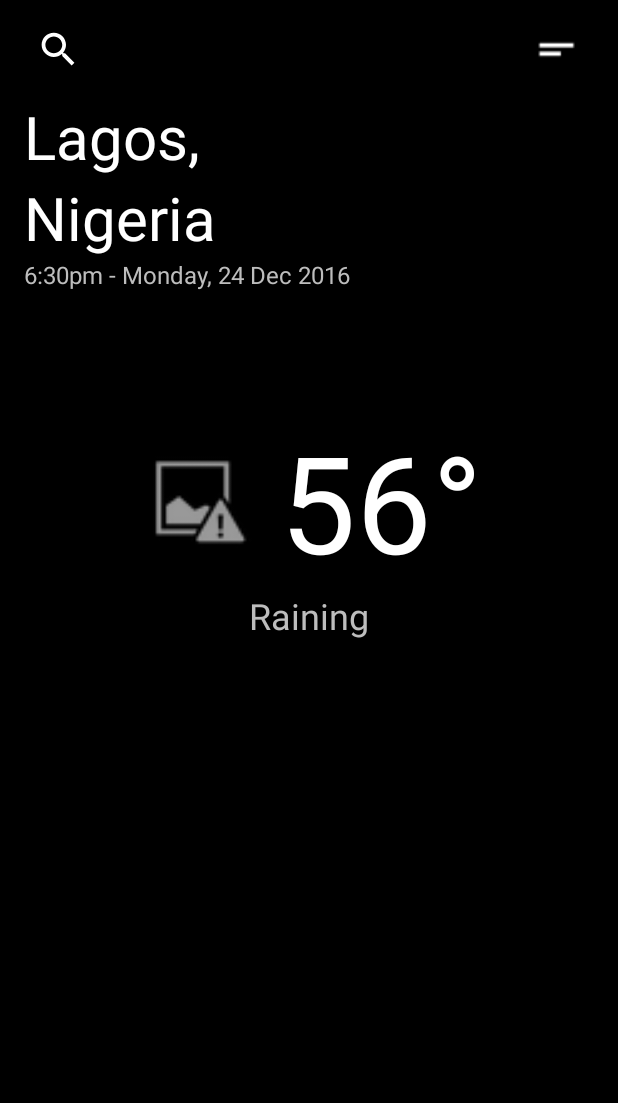
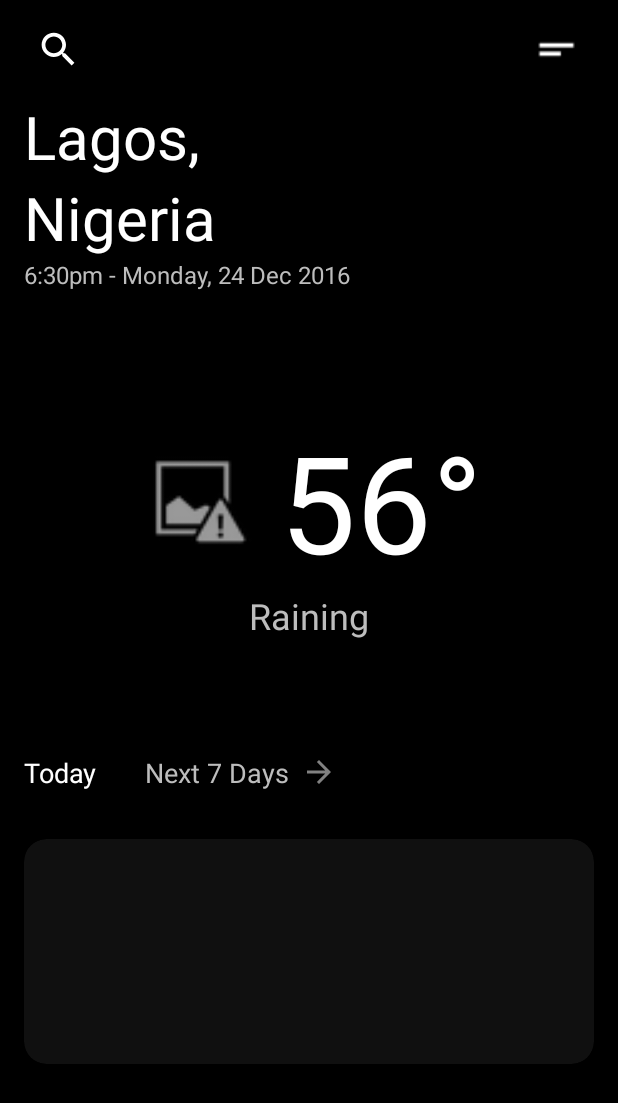
Before and after one commit to Czeach/WeatherApp-kotlin, an Android app: the screen it shows after launch (MainActivity), on a phone screen of 412 x 824 dp. Shown: the top 1103 px of the screen. Run offline under Robolectric (Android 15) with nearby library versions, the phone set to English and light mode, and no system bars; our stand-ins replace navigation-ui; 1 statement that could not run was skipped.

Commit message:
still on UI

```diff
--- a/app/src/main/java/com/example/android/weatherapp/MainActivity.kt
+++ b/app/src/main/java/com/example/android/weatherapp/MainActivity.kt
@@ -11,15 +11,15 @@ import kotlinx.android.synthetic.main.weather_fragment.*
 
 class MainActivity : AppCompatActivity() {
 
-//    private lateinit var navController: NavController
+    private lateinit var navController: NavController
 
     override fun onCreate(savedInstanceState: Bundle?) {
         super.onCreate(savedInstanceState)
         setContentView(R.layout.activity_main)
         setSupportActionBar(toolbar_layout)
 
-//        navController = Navigation.findNavController(this, R.id.nav_host_fragment)
+        navController = Navigation.findNavController(this, R.id.nav_host_fragment)
 //        toolbar_layout?.setupWithNavController(navController)
-//        NavigationUI.setupActionBarWithNavController(this, navController)
+        NavigationUI.setupActionBarWithNavController(this, navController)
     }
 }
--- a/app/src/main/java/com/example/android/weatherapp/current/CurrentViewModel.kt
+++ b/app/src/main/java/com/example/android/weatherapp/ui/current/CurrentViewModel.kt
@@ -1,4 +1,4 @@
-package com.example.android.weatherapp.current
+package com.example.android.weatherapp.ui.current
 
 import androidx.lifecycle.ViewModel
 
--- a/app/src/main/java/com/example/android/weatherapp/future/FutureViewModel.kt
+++ b/app/src/main/java/com/example/android/weatherapp/ui/future/FutureViewModel.kt
@@ -1,4 +1,4 @@
-package com.example.android.weatherapp.future
+package com.example.android.weatherapp.ui.future
 
 import androidx.lifecycle.ViewModel
 
--- /dev/null
+++ b/app/src/main/res/drawable/ic_arrow_forward_black_24dp.xml
@@ -0,0 +1,5 @@
+<vector android:alpha="0.99" android:height="24dp"
+    android:tint="#838383" android:viewportHeight="24.0"
+    android:viewportWidth="24.0" android:width="24dp" xmlns:android="http://schemas.android.com/apk/res/android">
+    <path android:fillColor="#FF000000" android:pathData="M12,4l-1.41,1.41L16.17,11H4v2h12.17l-5.58,5.59L12,20l8,-8z"/>
+</vector>
--- a/app/src/main/res/layout/weather_fragment.xml
+++ b/app/src/main/res/layout/weather_fragment.xml
@@ -6,7 +6,7 @@
     android:layout_width="match_parent"
     android:layout_height="match_parent"
     android:background="@android:color/background_dark"
-    tools:context=".current.CurrentFragment">
+    tools:context=".ui.current.CurrentFragment">
 
     <include
         android:id="@+id/toolbar"
@@ -114,4 +114,46 @@
 
     </FrameLayout>
 
+
+    <TextView
+        android:id="@+id/textView5"
+        android:layout_width="wrap_content"
+        android:layout_height="wrap_content"
+        android:layout_marginTop="60dp"
+        android:text="Today"
+        android:textColor="@color/primary"
+        android:textSize="18sp"
+        android:background="?android:selectableItemBackground"
+        app:layout_constraintStart_toStartOf="@+id/textView"
+        app:layout_constraintTop_toBottomOf="@+id/frameLayout" />
+
+    <TextView
+        android:id="@+id/textView7"
+        android:layout_width="wrap_content"
+        android:layout_height="wrap_content"
+        android:layout_marginStart="32dp"
+        android:drawableEnd="@drawable/ic_arrow_forward_black_24dp"
+        android:drawablePadding="8dp"
+        android:text="Next 7 Days"
+        android:textColor="@color/secondary"
+        android:textSize="18sp"
+        android:background="?android:selectableItemBackground"
+        app:layout_constraintStart_toEndOf="@+id/textView5"
+        app:layout_constraintTop_toTopOf="@+id/textView5" />
+
+    <androidx.cardview.widget.CardView
+        android:layout_width="match_parent"
+        android:layout_height="150dp"
+        android:layout_marginStart="16dp"
+        android:layout_marginTop="32dp"
+        android:layout_marginEnd="16dp"
+        android:alpha="0.5"
+        app:cardBackgroundColor="@color/semiTransparentColor"
+        app:cardCornerRadius="15dp"
+        app:layout_constraintEnd_toEndOf="parent"
+        app:layout_constraintStart_toStartOf="parent"
+        app:layout_constraintTop_toBottomOf="@+id/textView7">
+
+    </androidx.cardview.widget.CardView>
+
 </androidx.constraintlayout.widget.ConstraintLayout>
--- a/app/src/main/res/values/colors.xml
+++ b/app/src/main/res/values/colors.xml
@@ -5,4 +5,6 @@
     <color name="colorAccent">#D81B60</color>
     <color name="primary">@android:color/white</color>
     <color name="secondary">#BDBDBD</color>
+    <color name="semiTransparentColor">#20ffffff</color>
+    <color name="black">#000000</color>
 </resources>
```
Also changed, not shown: app/src/main/java/com/example/android/weatherapp/ui/current/CurrentFragment.kt (renamed from app/src/main/java/com/example/android/weatherapp/future/FutureFragment.kt, +10 -7 lines), app/src/main/java/com/example/android/weatherapp/ui/future/FutureFragment.kt (renamed from app/src/main/java/com/example/android/weatherapp/current/CurrentFragment.kt, +7 -8 lines), app/src/main/res/layout/future_fragment.xml (+16 -6 lines), app/src/main/res/navigation/nav_graph.xml (+11 -2 lines).
